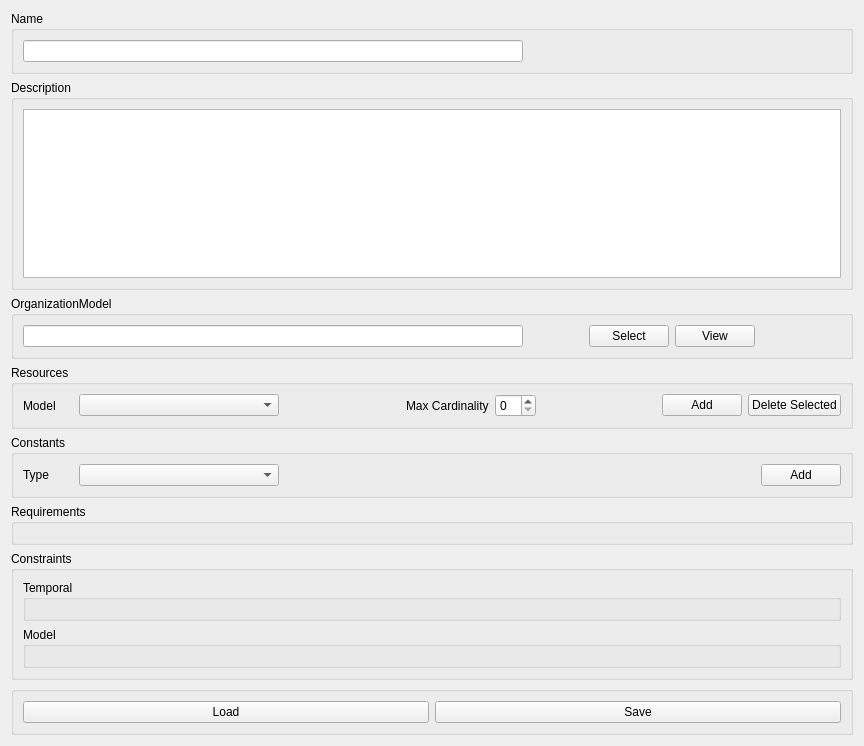
Above: src/gui/MissionEditor/MissionEditor.ui from rock-planning/planning-templ before the change. Below: the same form after it.
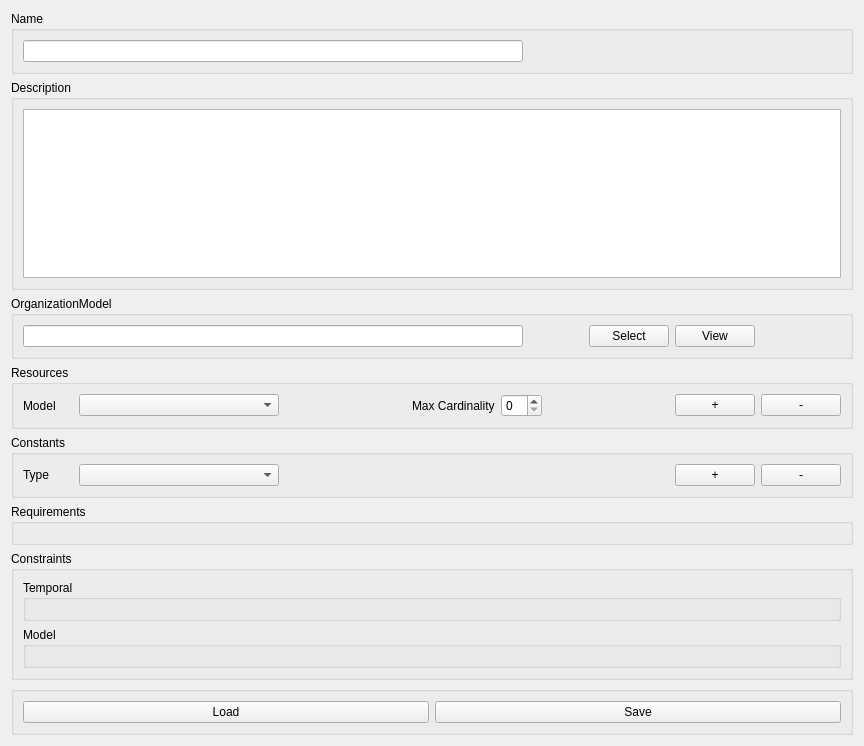
That is the form after the change.

Commit message: gui: mission editor: enable add constants

Patch:
```diff
--- a/src/gui/MissionEditor/MissionEditor.ui
+++ b/src/gui/MissionEditor/MissionEditor.ui
@@ -181,7 +181,7 @@
        </property>
        <layout class="QGridLayout" name="gridLayout_9">
         <item row="0" column="0">
-         <layout class="QVBoxLayout" name="verticalLayoutResources">
+         <layout class="QVBoxLayout" name="verticalLayoutResourcesAdd">
           <item>
            <layout class="QHBoxLayout" name="horizontalLayoutResourcesAdd">
             <item>
@@ -246,14 +246,14 @@
             <item>
              <widget class="QPushButton" name="pushButtonAddResource">
               <property name="text">
-               <string>Add</string>
+               <string>+</string>
               </property>
              </widget>
             </item>
             <item>
              <widget class="QPushButton" name="pushButtonDeleteResources">
               <property name="text">
-               <string>Delete Selected</string>
+               <string>-</string>
               </property>
              </widget>
             </item>
@@ -261,6 +261,9 @@
           </item>
          </layout>
         </item>
+        <item row="1" column="0">
+         <layout class="QVBoxLayout" name="verticalLayoutResources"/>
+        </item>
        </layout>
       </widget>
      </item>
@@ -271,7 +274,7 @@
        </property>
        <layout class="QGridLayout" name="gridLayout_4">
         <item row="0" column="0">
-         <layout class="QVBoxLayout" name="verticalLayoutConstants">
+         <layout class="QVBoxLayout" name="verticalLayoutConstantsAdd">
           <property name="sizeConstraint">
            <enum>QLayout::SetNoConstraint</enum>
           </property>
@@ -316,7 +319,14 @@
             <item>
              <widget class="QPushButton" name="pushButtonAddConstant">
               <property name="text">
-               <string>Add</string>
+               <string>+</string>
+              </property>
+             </widget>
+            </item>
+            <item>
+             <widget class="QPushButton" name="pushButtonRemoveConstants">
+              <property name="text">
+               <string>-</string>
               </property>
              </widget>
             </item>
@@ -324,6 +334,9 @@
           </item>
          </layout>
         </item>
+        <item row="1" column="0">
+         <layout class="QVBoxLayout" name="verticalLayoutConstants"/>
+        </item>
        </layout>
       </widget>
      </item>
```
Left out of the diff: 2 changed lines with no effect on the pictures. The commit also changes 9 other files.
